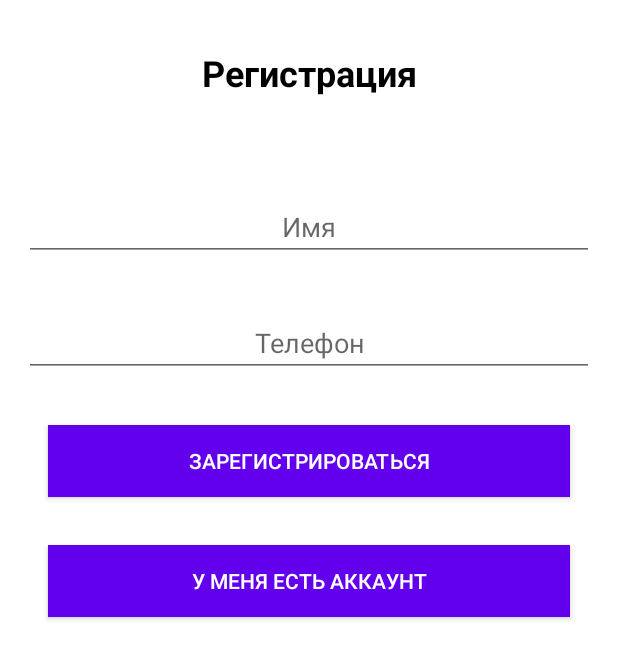
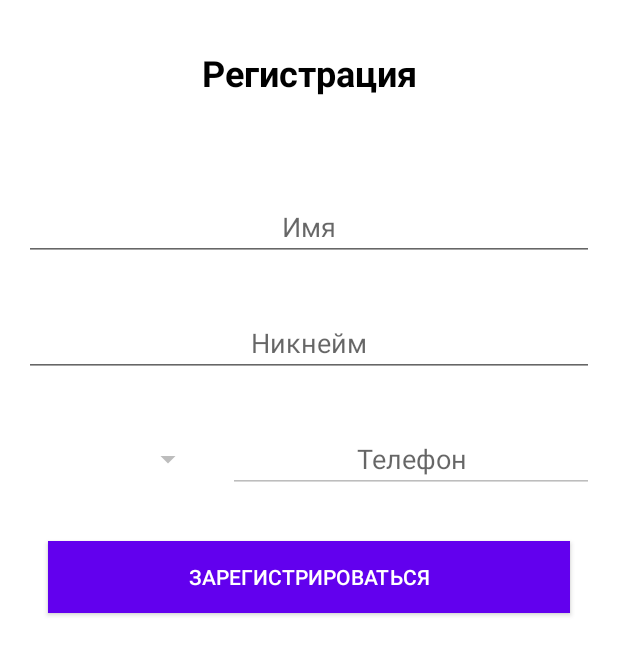
Before and after one commit to ShadowZilot/MangoApp, an Android app: the RegistrationFragment screen opened through its navigation route, on a phone screen of 412 x 824 dp. Shown: the top 659 px of the screen. Run offline under Robolectric (Android 15) with nearby library versions, the phone set to English and light mode, and no system bars; libraries missing offline, so code that uses them is left out: com.google.i18n.phonenumbers, com.redmadrobot.inputmask; 12 statements that could not run were skipped.

Commit message:
Added error listener for username field

```diff
--- /dev/null
+++ b/app/src/main/java/com/example/mangoapp/registration/domain/UsernameErrorWatch.kt
@@ -0,0 +1,66 @@
+package com.example.mangoapp.registration.domain
+
+import android.text.Editable
+import android.text.TextWatcher
+import android.view.View
+import android.widget.EditText
+import android.widget.TextView
+
+
+
+interface UsernameErrorWatch {
+
+    fun username() : String
+
+    class Base(
+        private val mUsernameField: EditText,
+        private val mErrorText: TextView
+    ) : UsernameErrorWatch {
+
+        init {
+            mUsernameField.addTextChangedListener(
+                object : TextWatcher {
+                    override fun beforeTextChanged(
+                        s: CharSequence?,
+                        start: Int,
+                        count: Int,
+                        after: Int
+                    ) {}
+
+                    override fun onTextChanged(
+                        s: CharSequence?,
+                        start: Int,
+                        before: Int,
+                        count: Int
+                    ) {}
+
+                    override fun afterTextChanged(s: Editable?) {
+                        val text = s.toString()
+                        if (text.isEmpty()) {
+                            mErrorText.visibility = View.GONE
+                        }
+                        for (symbol in text) {
+                            if (!validateCharacter(symbol)) {
+                                mErrorText.visibility = View.VISIBLE
+                                break
+                            } else {
+                                mErrorText.visibility = View.GONE
+                            }
+                        }
+                    }
+                }
+            )
+        }
+
+        override fun username(): String {
+            return mUsernameField.text.toString()
+        }
+
+        private fun validateCharacter(symbol: Char) : Boolean {
+            val symbolCode = symbol.code
+            return symbolCode in 'A'.code..'Z'.code
+                    || symbolCode in 'a'.code..'z'.code
+                    || symbolCode == '-'.code || symbolCode == '_'.code
+        }
+    }
+}
--- a/app/src/main/java/com/example/mangoapp/registration/ui/RegistrationFragment.kt
+++ b/app/src/main/java/com/example/mangoapp/registration/ui/RegistrationFragment.kt
@@ -1,13 +1,64 @@
 package com.example.mangoapp.registration.ui
 
+import android.os.Bundle
+import android.util.Log
+import android.view.View
 import com.example.mangoapp.R
 import com.example.mangoapp.base.BaseFragment
 import com.example.mangoapp.databinding.RegistrationFragmentBinding
+import com.example.mangoapp.phone_codes.CountriesCode
+import com.example.mangoapp.registration.domain.UsernameErrorWatch
+import com.example.mangoapp.sign_in.ui.CountryAdapter
+import com.google.i18n.phonenumbers.PhoneNumberUtil
+import com.redmadrobot.inputmask.MaskedTextChangedListener
 
 class RegistrationFragment : BaseFragment<RegistrationFragmentBinding>(
-    R.layout.registration_fragment) {
+    R.layout.registration_fragment
+) {
 
     override val mBinding: RegistrationFragmentBinding by lazy {
         RegistrationFragmentBinding.bind(view ?: throw Exception())
     }
+    private val spinnerArrayAdapter by lazy {
+        CountryAdapter(
+            requireContext(),
+            CountriesCode.Base().codes(),
+            mBinding.countryCodes
+        )
+    }
+
+    override fun onViewCreated(view: View, savedInstanceState: Bundle?) {
+        val phoneNumber = requireArguments().getString("phone")
+        val listener: MaskedTextChangedListener = MaskedTextChangedListener.installOn(
+            mBinding.registrationPhoneField,
+            "([000]) [000]-[00]-[00]",
+            object : MaskedTextChangedListener.ValueListener {
+                override fun onTextChanged(
+                    maskFilled: Boolean,
+                    extractedValue: String,
+                    formattedValue: String,
+                    tailPlaceholder: String
+                ) {
+                    Log.d("TAG", extractedValue)
+                    Log.d("TAG", maskFilled.toString())
+                }
+            }
+        )
+        val phone = PhoneNumberUtil.getInstance().parse(phoneNumber, "+")
+        val countryCode = PhoneNumberUtil.getInstance().getRegionCodesForCountryCode(
+            phone.countryCode
+        )[0]
+        mBinding.countryCodes.isEnabled = false
+        mBinding.countryCodes.isClickable = false
+        mBinding.countryCodes.adapter = spinnerArrayAdapter
+        mBinding.registrationPhoneField.hint = listener.placeholder()
+        mBinding.countryCodes.setSelection(
+            spinnerArrayAdapter.searchPosition(countryCode)
+        )
+        mBinding.registrationPhoneField.setText(phone.nationalNumber.toString())
+        UsernameErrorWatch.Base(
+            mBinding.registrationUsernameField,
+            mBinding.errorUsernameFiled
+        )
+    }
 }
--- a/app/src/main/res/layout/registration_fragment.xml
+++ b/app/src/main/res/layout/registration_fragment.xml
@@ -2,7 +2,8 @@
 <androidx.constraintlayout.widget.ConstraintLayout xmlns:android="http://schemas.android.com/apk/res/android"
     android:layout_width="match_parent"
     android:layout_height="match_parent"
-    xmlns:app="http://schemas.android.com/apk/res-auto">
+    xmlns:app="http://schemas.android.com/apk/res-auto"
+    xmlns:tools="http://schemas.android.com/tools">
 
     <TextView
         android:id="@+id/registrationTitle"
@@ -30,15 +31,53 @@
         android:inputType="textPersonName" />
 
     <EditText
+        android:id="@+id/registrationUsernameField"
+        android:layout_width="0dp"
+        android:layout_height="wrap_content"
+        android:layout_marginTop="32dp"
+        android:hint="@string/username_hint"
+        android:textAlignment="center"
+        android:layout_marginHorizontal="16dp"
+        app:layout_constraintTop_toBottomOf="@id/registrationNameField"
+        app:layout_constraintStart_toStartOf="parent"
+        app:layout_constraintEnd_toEndOf="parent"
+        android:autofillHints="name"
+        android:inputType="textPersonName" />
+
+    <TextView
+        android:id="@+id/errorUsernameFiled"
+        android:layout_width="0dp"
+        android:layout_height="wrap_content"
+        android:layout_marginTop="4dp"
+        android:layout_marginEnd="32dp"
+        android:text="@string/error_username_label"
+        android:textAppearance="@style/TextError"
+        android:visibility="gone"
+        app:layout_constraintTop_toBottomOf="@id/registrationUsernameField"
+        app:layout_constraintStart_toStartOf="@id/registrationUsernameField"
+        app:layout_constraintEnd_toEndOf="@id/registrationUsernameField" />
+
+    <Spinner
+        android:id="@+id/countryCodes"
+        android:layout_width="120dp"
+        android:layout_height="wrap_content"
+        android:layout_marginStart="16dp"
+        app:layout_constraintBottom_toBottomOf="@id/registrationPhoneField"
+        app:layout_constraintEnd_toStartOf="@id/registrationPhoneField"
+        app:layout_constraintStart_toStartOf="parent"
+        app:layout_constraintTop_toTopOf="@id/registrationPhoneField" />
+
+    <EditText
         android:id="@+id/registrationPhoneField"
         android:layout_width="0dp"
         android:layout_height="wrap_content"
         android:layout_marginTop="32dp"
         android:hint="@string/phone_number_hint"
+        android:enabled="false"
         android:textAlignment="center"
         android:layout_marginHorizontal="16dp"
-        app:layout_constraintTop_toBottomOf="@id/registrationNameField"
-        app:layout_constraintStart_toStartOf="parent"
+        app:layout_constraintTop_toBottomOf="@id/errorUsernameFiled"
+        app:layout_constraintStart_toEndOf="@id/countryCodes"
         app:layout_constraintEnd_toEndOf="parent"
         android:autofillHints="name"
         android:inputType="phone" />
@@ -55,17 +94,4 @@
         app:layout_constraintTop_toBottomOf="@id/registrationPhoneField"
         app:layout_constraintStart_toStartOf="parent"
         app:layout_constraintEnd_toEndOf="parent"/>
-
-    <androidx.appcompat.widget.AppCompatButton
-        android:id="@+id/haveAccountButton"
-        android:layout_width="match_parent"
-        android:layout_height="wrap_content"
-        android:layout_marginTop="32dp"
-        style="@style/BaseButton"
-        android:theme="@style/BaseButton"
-        android:text="@string/have_account_button_label"
-        android:layout_marginHorizontal="32dp"
-        app:layout_constraintTop_toBottomOf="@id/registrationButton"
-        app:layout_constraintStart_toStartOf="parent"
-        app:layout_constraintEnd_toEndOf="parent"/>
 </androidx.constraintlayout.widget.ConstraintLayout>
--- a/app/src/main/res/values-night/styles.xml
+++ b/app/src/main/res/values-night/styles.xml
@@ -10,4 +10,8 @@
         <item name="android:textColor">@color/white</item>
         <item name="android:radius">16dp</item>
     </style>
+    <style name="TextError">
+        <item name="android:textSize">14sp</item>
+        <item name="android:textColor">#DD4242</item>
+    </style>
 </resources>
--- a/app/src/main/res/values/strings.xml
+++ b/app/src/main/res/values/strings.xml
@@ -12,4 +12,6 @@
     <string name="verification_button_label">Подтвердить</string>
     <string name="something_went_wrong">Что-то пошло не так!\nПовторите попытку позже</string>
     <string name="wrong_code">Неверный код!</string>
+    <string name="username_hint">Никнейм</string>
+    <string name="error_username_label">Можно использовать только символы от A - Z, и от a - z, цифры и символы - _</string>
 </resources>
--- a/app/src/main/res/values/styles.xml
+++ b/app/src/main/res/values/styles.xml
@@ -9,4 +9,8 @@
         <item name="android:background">@color/purple_500</item>
         <item name="android:textColor">@color/white</item>
     </style>
+    <style name="TextError">
+        <item name="android:textSize">14sp</item>
+        <item name="android:textColor">#C63030</item>
+    </style>
 </resources>
```
Also changed, not shown: app/src/main/res/layout/sign_in_fragment.xml (+2 -16 lines).
